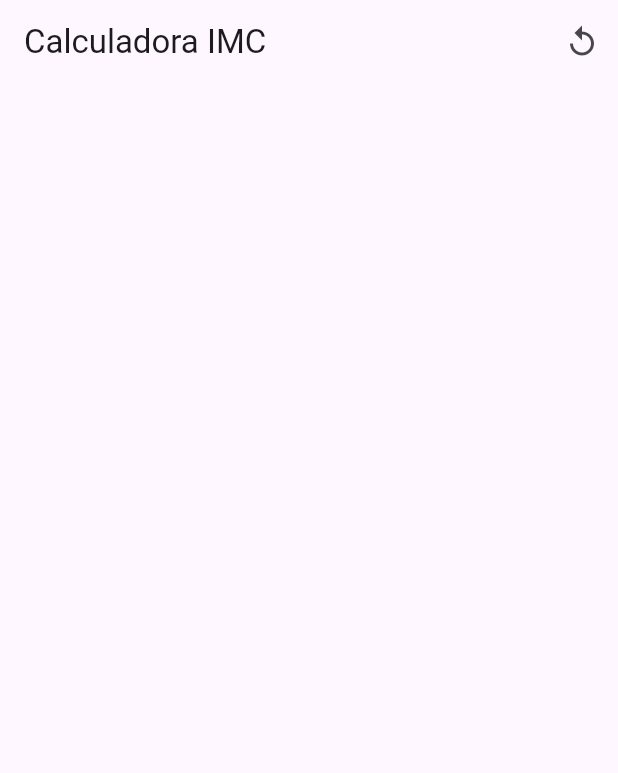
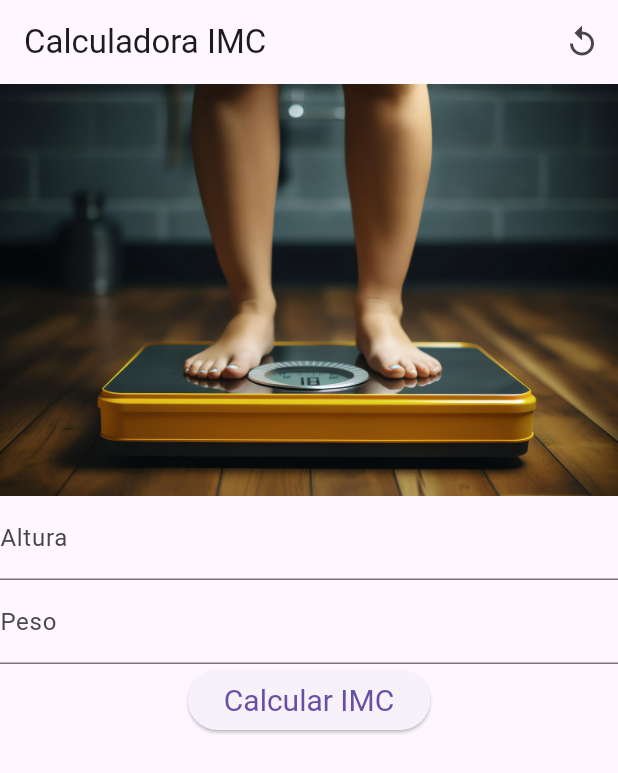
Before and after one commit to RenanCostaa/imcapp, a Flutter app: the screen it shows after launch, on a phone screen of 412 x 824 dp. Shown: the top 773 px of the screen. Run offline on Flutter 3.47's test engine with Material 3 defaults, Android fonts, the phone set to English and light mode, and no system bars; missing offline and left inert: dart:html.

Commit message:
Construindo home.dart

```diff
--- a/lib/home.dart
+++ b/lib/home.dart
@@ -20,10 +20,32 @@ class _HomeIMCState extends State<HomeIMC> {
       ),
       body: Center(
           child: Column(
-        children: [],
+        children: [
+          Image.asset('images/weight.jpg'),
+          TextField(
+            obscureText: true,
+            decoration: InputDecoration(
+              labelText: 'Altura',
+            ),
+          ),
+          TextField(
+            obscureText: true,
+            decoration: InputDecoration(
+              labelText: 'Peso',
+            ),
+          ),
+          ElevatedButton(
+            style: ElevatedButton.styleFrom(
+                textStyle: const TextStyle(fontSize: 20)),
+            onPressed: () {},
+            child: const Text('Calcular IMC'),
+          )
+        ],
       )),
     );
   }
 
   void _limpaCampos() {}
+
+  _calculaIMC() {}
 }
```
